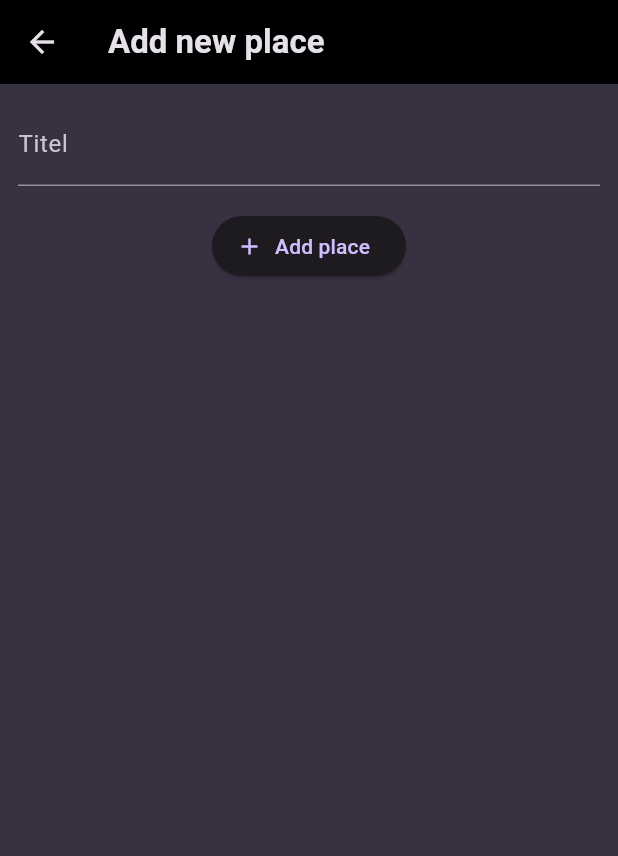
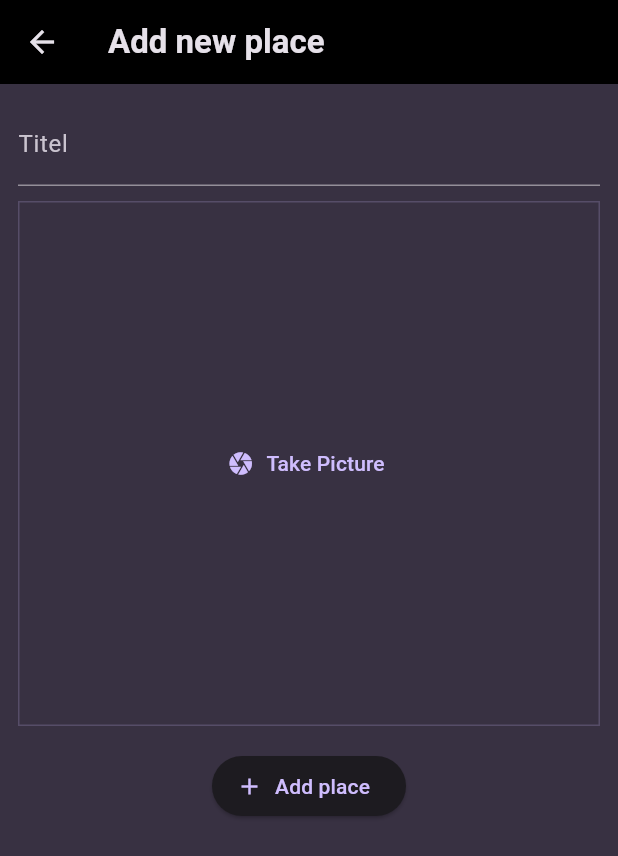
Before and after one commit to AhmadWannous/Flutter-Favorite-Places, a Flutter app: the AddPlaceScreen screen opened directly, on a phone screen of 412 x 824 dp. Shown: the top 856 px of the screen. Run offline on Flutter 3.47's test engine with Material 3 defaults, Android fonts, the phone set to English and light mode, and no system bars; our stand-ins replace flutter_riverpod, google_fonts, image_picker.

Commit message:
ImageInput&takeImage

```diff
--- a/lib/main.dart
+++ b/lib/main.dart
@@ -36,7 +36,7 @@ void main() {
 }
 
 class MyApp extends StatelessWidget {
-  const MyApp({Key? key}) : super(key: key);
+  const MyApp({super.key});
 
   @override
   Widget build(BuildContext context) {
--- a/lib/screens/add_places.dart
+++ b/lib/screens/add_places.dart
@@ -2,6 +2,7 @@ import 'package:flutter/material.dart';
 import 'package:flutter_riverpod/flutter_riverpod.dart';
 
 import 'package:favorite_places/providers/user_places.dart';
+import 'package:favorite_places/widgets/image_input.dart';
 
 class AddPlaceScreen extends ConsumerStatefulWidget {
   const AddPlaceScreen({super.key});
@@ -50,6 +51,8 @@ class _AddPlaceScreensState extends ConsumerState<AddPlaceScreen> {
                 color: Theme.of(context).colorScheme.onSurface,
               ),
             ),
+            const SizedBox(height: 10),
+            const ImageInput(),
             const SizedBox(height: 16),
             ElevatedButton.icon(
               onPressed: _savePlace,
--- /dev/null
+++ b/lib/widgets/image_input.dart
@@ -0,0 +1,66 @@
+import 'dart:io';
+
+import 'package:flutter/material.dart';
+import 'package:image_picker/image_picker.dart';
+
+class ImageInput extends StatefulWidget {
+  const ImageInput({super.key});
+
+  @override
+  State<ImageInput> createState() {
+    return _ImageInputState();
+  }
+}
+
+class _ImageInputState extends State<ImageInput> {
+  File? _selectedImage;
+  void _takePicture() async {
+    final imagePicker = ImagePicker();
+    final pickedImage = await imagePicker.pickImage(
+      source: ImageSource.camera,
+      maxWidth: 600,
+    );
+
+    if (pickedImage == null) {
+      return;
+    }
+
+    setState(() {
+      _selectedImage = File(pickedImage.path);
+    });
+  }
+
+  @override
+  Widget build(BuildContext context) {
+    Widget content = TextButton.icon(
+      onPressed: _takePicture,
+      label: const Text('Take Picture'),
+      icon: const Icon(Icons.camera),
+    );
+
+    if (_selectedImage != null) {
+      content = GestureDetector(
+        onTap: _takePicture,
+        child: Image.file(
+          _selectedImage!,
+          fit: BoxFit.cover,
+          width: double.infinity,
+          height: double.infinity,
+        ),
+      );
+    }
+
+    return Container(
+      decoration: BoxDecoration(
+        border: Border.all(
+          width: 1,
+          color: Theme.of(context).colorScheme.primary.withOpacity(0.2),
+        ),
+      ),
+      height: 350,
+      width: double.infinity,
+      alignment: Alignment.center,
+      child: content,
+    );
+  }
+}
--- a/pubspec.yaml
+++ b/pubspec.yaml
@@ -38,6 +38,7 @@ dependencies:
   google_fonts: ^6.2.1
   uuid: ^4.5.1
   flutter_riverpod: ^2.6.1
+  image_picker: ^1.1.2
 
 dev_dependencies:
   flutter_test:
@@ -48,7 +49,7 @@ dev_dependencies:
   # activated in the `analysis_options.yaml` file located at the root of your
   # package. See that file for information about deactivating specific lint
   # rules and activating additional ones.
-  flutter_lints: ^4.0.0
+  flutter_lints: ^5.0.0
 
 # For information on the generic Dart part of this file, see the
 # following page: https://dart.dev/tools/pub/pubspec
```
Also changed, not shown: pubspec.lock, 6 other files.
